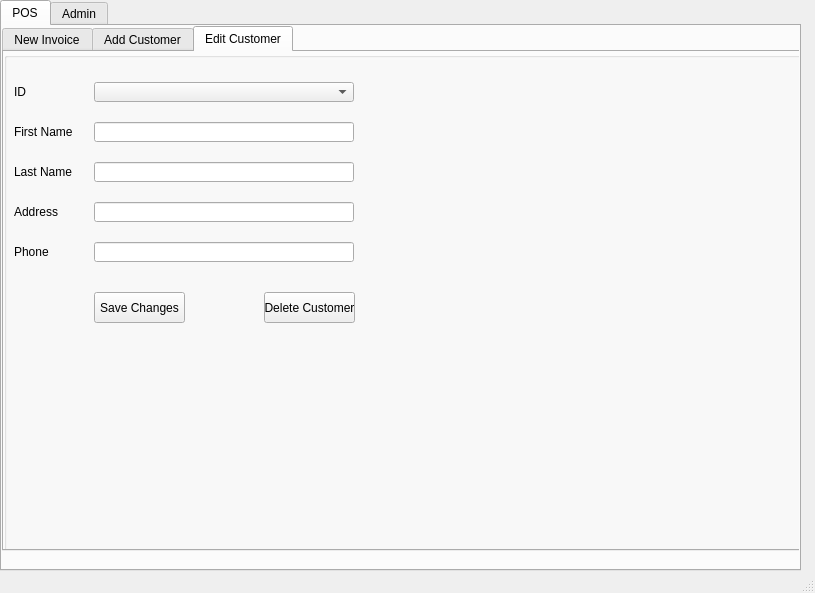
The window that videoGameStore.ui (CherishedZero/TermProject) describes before a commit, drawn with Qt 5.
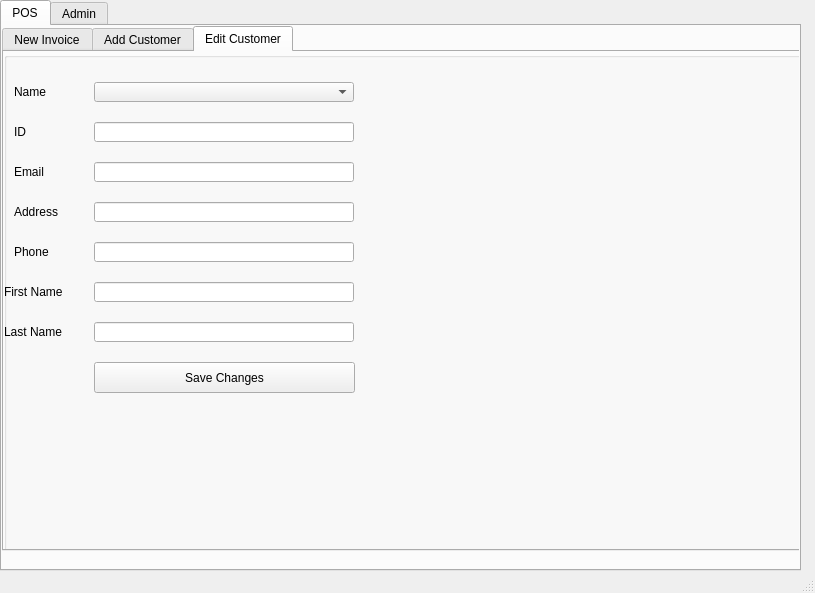
The same window after the commit. The open tabs and pages were chosen to show the change.

Commit message: Edit customer tab changes

What changed in the file:
```diff
--- a/videoGameStore.ui
+++ b/videoGameStore.ui
@@ -466,7 +466,7 @@
           </rect>
          </property>
          <property name="text">
-          <string>ID</string>
+          <string>Name</string>
          </property>
         </widget>
         <widget class="QLabel" name="label_13">
@@ -479,7 +479,7 @@
           </rect>
          </property>
          <property name="text">
-          <string>First Name</string>
+          <string>ID</string>
          </property>
         </widget>
         <widget class="QLineEdit" name="firstNameLineEditEditCustomerTab">
@@ -512,7 +512,7 @@
           </rect>
          </property>
          <property name="text">
-          <string>Last Name</string>
+          <string>Email</string>
          </property>
         </widget>
         <widget class="QLabel" name="label_15">
@@ -565,8 +565,8 @@
          <property name="geometry">
           <rect>
            <x>90</x>
-           <y>240</y>
-           <width>91</width>
+           <y>310</y>
+           <width>261</width>
            <height>31</height>
           </rect>
          </property>
@@ -597,24 +597,11 @@
           </rect>
          </property>
         </widget>
-        <widget class="QPushButton" name="deleteCustomerButton">
-         <property name="geometry">
-          <rect>
-           <x>260</x>
-           <y>240</y>
-           <width>91</width>
-           <height>31</height>
-          </rect>
-         </property>
-         <property name="text">
-          <string>Delete Customer</string>
-         </property>
-        </widget>
         <widget class="QLabel" name="feedbackLabelEditCustomerTab">
          <property name="geometry">
           <rect>
-           <x>100</x>
-           <y>300</y>
+           <x>89</x>
+           <y>370</y>
            <width>251</width>
            <height>20</height>
           </rect>
@@ -623,6 +610,52 @@
           <string/>
          </property>
         </widget>
+        <widget class="QLabel" name="label_17">
+         <property name="geometry">
+          <rect>
+           <x>0</x>
+           <y>230</y>
+           <width>60</width>
+           <height>20</height>
+          </rect>
+         </property>
+         <property name="text">
+          <string>First Name</string>
+         </property>
+        </widget>
+        <widget class="QLabel" name="label_18">
+         <property name="geometry">
+          <rect>
+           <x>0</x>
+           <y>270</y>
+           <width>60</width>
+           <height>20</height>
+          </rect>
+         </property>
+         <property name="text">
+          <string>Last Name</string>
+         </property>
+        </widget>
+        <widget class="QLineEdit" name="firstNameLineEditCustomerTab">
+         <property name="geometry">
+          <rect>
+           <x>90</x>
+           <y>230</y>
+           <width>260</width>
+           <height>20</height>
+          </rect>
+         </property>
+        </widget>
+        <widget class="QLineEdit" name="lastNameLineEditEditCustomerTab">
+         <property name="geometry">
+          <rect>
+           <x>90</x>
+           <y>270</y>
+           <width>260</width>
+           <height>20</height>
+          </rect>
+         </property>
+        </widget>
        </widget>
       </widget>
      </widget>
```
Left out of the diff: 13 changed lines with no effect on the pictures.
